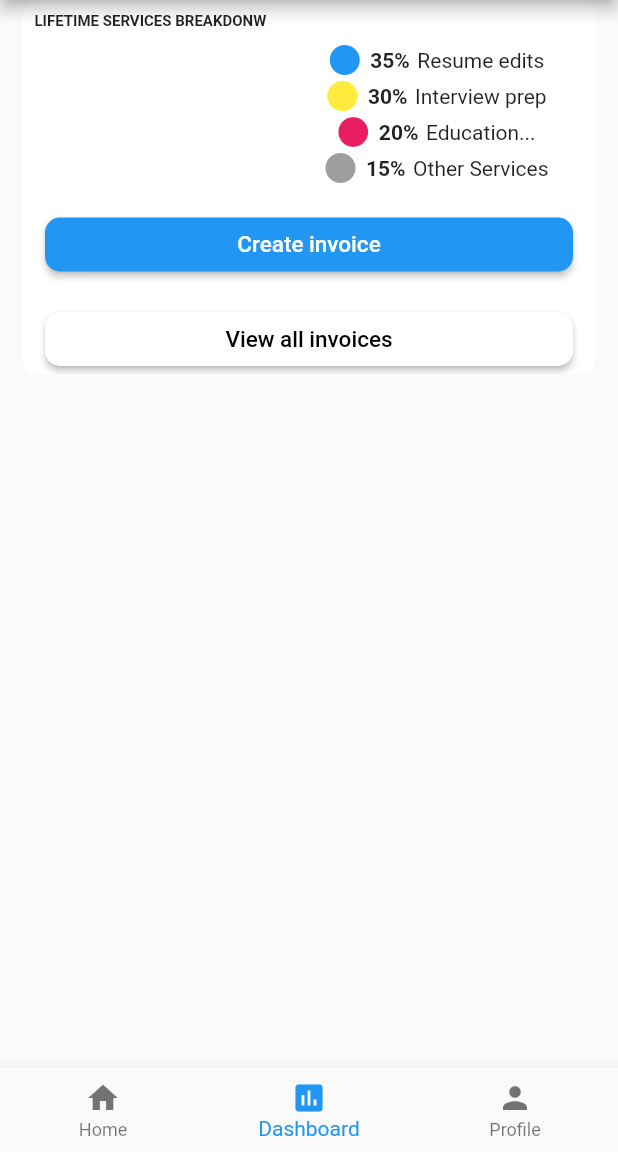
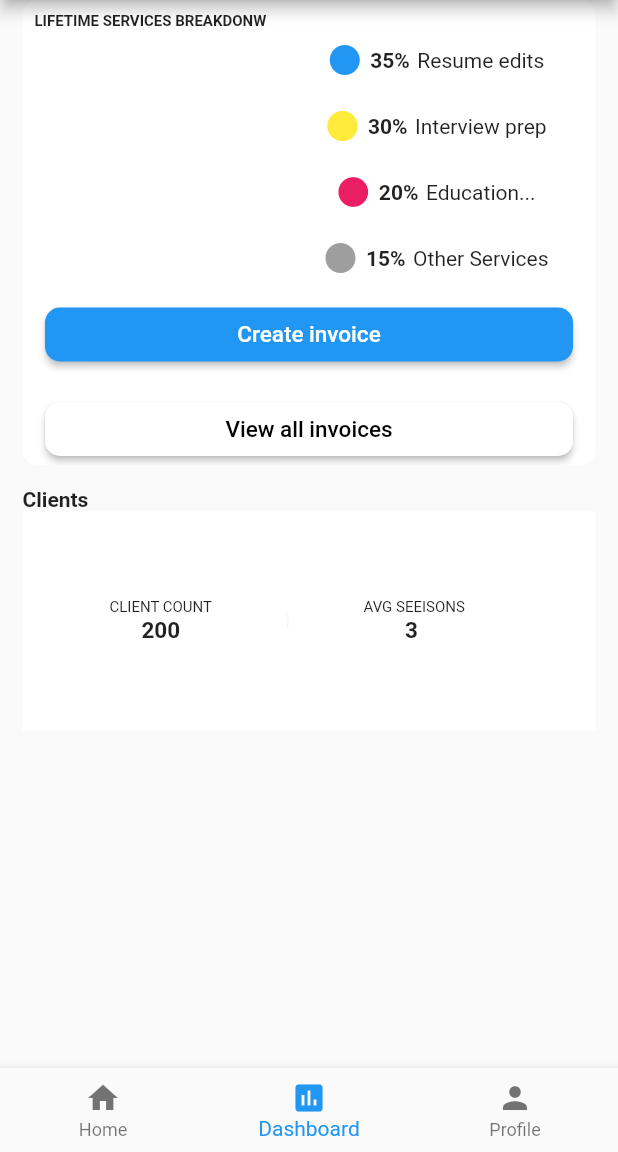
Before and after one commit to Thongek-wpm/flutter_project_test, a Flutter app: the screen it shows after launch, item 2 of the bottom bar chosen, on a phone screen of 412 x 824 dp, the part 84-1236 px from its top. Run offline on Flutter 3.47's test engine with Material 2 defaults, Android fonts, the phone set to English and light mode, and no system bars.

Commit message:
Update dashboardUI.dart

```diff
--- a/lib/screen/dashboardUI.dart
+++ b/lib/screen/dashboardUI.dart
@@ -61,6 +61,9 @@ class _DashboardUiState extends State<DashboardUi> {
                               Text('Resume edits'),
                             ],
                           ),
+                          SizedBox(
+                            height: 20,
+                          ),
                           Row(
                             children: [
                               Icon(
@@ -80,6 +83,9 @@ class _DashboardUiState extends State<DashboardUi> {
                               Text('Interview prep'),
                             ],
                           ),
+                          SizedBox(
+                            height: 20,
+                          ),
                           Row(
                             children: [
                               Icon(
@@ -98,6 +104,9 @@ class _DashboardUiState extends State<DashboardUi> {
                               ),
                               Text('Education...'),
                             ],
+                          ),
+                          SizedBox(
+                            height: 20,
                           ),
                           Row(
                             children: [
@@ -171,10 +180,83 @@ class _DashboardUiState extends State<DashboardUi> {
                         ),
                       ),
                     ],
-                  )
+                  ),
                 ],
               ),
             ),
+          ),
+          Padding(
+            padding: const EdgeInsets.all(15.0),
+            child: Column(
+                crossAxisAlignment: CrossAxisAlignment.start,
+                mainAxisAlignment: MainAxisAlignment.start,
+                children: [
+                  Text(
+                    'Clients',
+                    style: TextStyle(
+                      fontWeight: FontWeight.bold,
+                    ),
+                  ),
+                  Container(
+                      color: Colors.white,
+                      child: Padding(
+                        padding: const EdgeInsets.all(8.0),
+                        child: Column(
+                          mainAxisAlignment: MainAxisAlignment.start,
+                          crossAxisAlignment: CrossAxisAlignment.start,
+                          children: [
+                            Row(
+                              crossAxisAlignment: CrossAxisAlignment.center,
+                              children: [
+                                Padding(
+                                  padding: const EdgeInsets.all(50.0),
+                                  child: Column(
+                                    children: [
+                                      Text(
+                                        'CLIENT COUNT',
+                                        style: TextStyle(fontSize: 10),
+                                      ),
+                                      Text(
+                                        '\200',
+                                        style: TextStyle(
+                                            fontWeight: FontWeight.bold,
+                                            fontSize: 15),
+                                      ),
+                                    ],
+                                  ),
+                                ),
+                                SizedBox(
+                                  height: 10,
+                                  child: Container(
+                                    padding: EdgeInsets.all(30),
+                                    color: Colors.grey[100],
+                                    height: 100,
+                                    width: 1,
+                                  ),
+                                ),
+                                Padding(
+                                  padding: const EdgeInsets.all(50.0),
+                                  child: Column(
+                                    children: [
+                                      Text(
+                                        'AVG SEEISONS',
+                                        style: TextStyle(fontSize: 10),
+                                      ),
+                                      Text(
+                                        '\3 ',
+                                        style: TextStyle(
+                                            fontWeight: FontWeight.bold,
+                                            fontSize: 15),
+                                      ),
+                                    ],
+                                  ),
+                                ),
+                              ],
+                            ),
+                          ],
+                        ),
+                      )),
+                ]),
           ),
         ],
       ),
```
